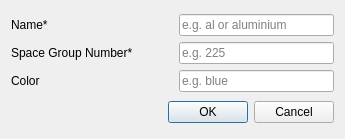
Old version of the form ui/new_phase.ui in the repository EBSP-Indexer/EBSP-Indexer.
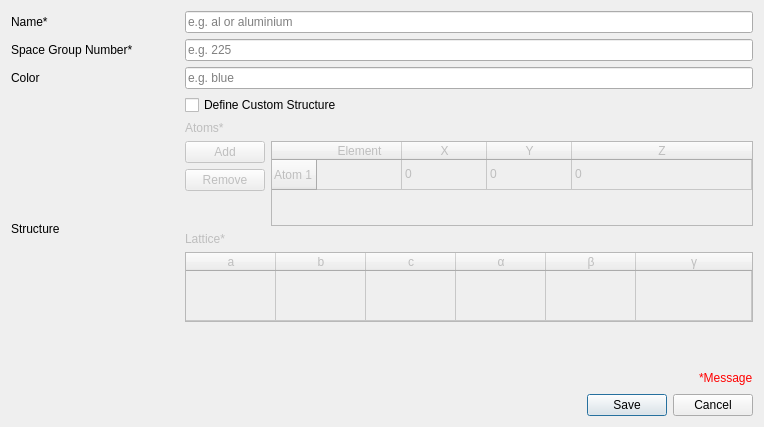
New version of the form.

Commit message: Better Refinement of orientations, create phases

```diff
--- a/ui/new_phase.ui
+++ b/ui/new_phase.ui
@@ -6,16 +6,45 @@
    <rect>
     <x>0</x>
     <y>0</y>
-    <width>345</width>
-    <height>139</height>
+    <width>764</width>
+    <height>427</height>
    </rect>
   </property>
+  <property name="sizePolicy">
+   <sizepolicy hsizetype="Preferred" vsizetype="Preferred">
+    <horstretch>0</horstretch>
+    <verstretch>0</verstretch>
+   </sizepolicy>
+  </property>
   <property name="windowTitle">
    <string>Add New Phase</string>
   </property>
   <layout class="QGridLayout" name="gridLayout_2">
+   <item row="2" column="0">
+    <widget class="QDialogButtonBox" name="buttonBox">
+     <property name="orientation">
+      <enum>Qt::Horizontal</enum>
+     </property>
+     <property name="standardButtons">
+      <set>QDialogButtonBox::Cancel|QDialogButtonBox::Save</set>
+     </property>
+    </widget>
+   </item>
    <item row="0" column="0">
     <layout class="QGridLayout" name="gridLayout" columnstretch="0,0,1">
+     <item row="0" column="1">
+      <spacer name="horizontalSpacer">
+       <property name="orientation">
+        <enum>Qt::Horizontal</enum>
+       </property>
+       <property name="sizeHint" stdset="0">
+        <size>
+         <width>40</width>
+         <height>20</height>
+        </size>
+       </property>
+      </spacer>
+     </item>
      <item row="0" column="0">
       <widget class="QLabel" name="labelName">
        <property name="text">
@@ -30,26 +59,6 @@
        </property>
       </widget>
      </item>
-     <item row="2" column="0">
-      <widget class="QLabel" name="labelColor">
-       <property name="text">
-        <string>Color</string>
-       </property>
-      </widget>
-     </item>
-     <item row="1" column="1">
-      <spacer name="horizontalSpacer">
-       <property name="orientation">
-        <enum>Qt::Horizontal</enum>
-       </property>
-       <property name="sizeHint" stdset="0">
-        <size>
-         <width>40</width>
-         <height>20</height>
-        </size>
-       </property>
-      </spacer>
-     </item>
      <item row="0" column="2">
       <widget class="QLineEdit" name="lineName">
        <property name="placeholderText">
@@ -64,6 +73,277 @@
        </property>
       </widget>
      </item>
+     <item row="2" column="1">
+      <widget class="QLabel" name="label_2">
+       <property name="text">
+        <string/>
+       </property>
+      </widget>
+     </item>
+     <item row="2" column="0">
+      <widget class="QLabel" name="labelColor">
+       <property name="text">
+        <string>Color</string>
+       </property>
+      </widget>
+     </item>
+     <item row="3" column="0">
+      <widget class="QLabel" name="label">
+       <property name="text">
+        <string>Structure</string>
+       </property>
+      </widget>
+     </item>
+     <item row="3" column="2">
+      <layout class="QVBoxLayout" name="verticalLayout_2" stretch="0,0,1,0,0,0">
+       <item>
+        <layout class="QHBoxLayout" name="horizontalLayout_2">
+         <item>
+          <layout class="QHBoxLayout" name="horizontalLayout_3">
+           <item>
+            <widget class="QCheckBox" name="checkBoxStructure">
+             <property name="text">
+              <string>Define Custom Structure</string>
+             </property>
+            </widget>
+           </item>
+           <item>
+            <spacer name="horizontalSpacer_2">
+             <property name="orientation">
+              <enum>Qt::Horizontal</enum>
+             </property>
+             <property name="sizeHint" stdset="0">
+              <size>
+               <width>40</width>
+               <height>20</height>
+              </size>
+             </property>
+            </spacer>
+           </item>
+          </layout>
+         </item>
+        </layout>
+       </item>
+       <item>
+        <widget class="QLabel" name="labelAtoms">
+         <property name="enabled">
+          <bool>false</bool>
+         </property>
+         <property name="toolTip">
+          <string>&lt;html&gt;&lt;head/&gt;&lt;body&gt;&lt;p&gt;Storage of structure information relevant for a single atom, Element is the symbol of the element (e.g. Ni for Nickel), X,Y,Z are fractional coordinates within the associated lattice (e.g. 0,0,0)&lt;/p&gt;&lt;/body&gt;&lt;/html&gt;</string>
+         </property>
+         <property name="text">
+          <string>Atoms*</string>
+         </property>
+        </widget>
+       </item>
+       <item>
+        <layout class="QHBoxLayout" name="horizontalLayout" stretch="0,1">
+         <item>
+          <layout class="QVBoxLayout" name="verticalLayout_3">
+           <item>
+            <widget class="QPushButton" name="pushButtonAddAtom">
+             <property name="enabled">
+              <bool>false</bool>
+             </property>
+             <property name="text">
+              <string>Add</string>
+             </property>
+            </widget>
+           </item>
+           <item>
+            <widget class="QPushButton" name="pushButtonRemoveAtom">
+             <property name="enabled">
+              <bool>false</bool>
+             </property>
+             <property name="text">
+              <string>Remove</string>
+             </property>
+            </widget>
+           </item>
+           <item>
+            <spacer name="verticalSpacerMenuAtom">
+             <property name="orientation">
+              <enum>Qt::Vertical</enum>
+             </property>
+             <property name="sizeHint" stdset="0">
+              <size>
+               <width>20</width>
+               <height>40</height>
+              </size>
+             </property>
+            </spacer>
+           </item>
+          </layout>
+         </item>
+         <item>
+          <widget class="QTableWidget" name="tableWidgetAtoms">
+           <property name="enabled">
+            <bool>false</bool>
+           </property>
+           <property name="selectionBehavior">
+            <enum>QAbstractItemView::SelectRows</enum>
+           </property>
+           <attribute name="horizontalHeaderDefaultSectionSize">
+            <number>85</number>
+           </attribute>
+           <attribute name="horizontalHeaderStretchLastSection">
+            <bool>true</bool>
+           </attribute>
+           <attribute name="verticalHeaderVisible">
+            <bool>true</bool>
+           </attribute>
+           <attribute name="verticalHeaderStretchLastSection">
+            <bool>false</bool>
+           </attribute>
+           <row>
+            <property name="text">
+             <string>Atom 1</string>
+            </property>
+           </row>
+           <column>
+            <property name="text">
+             <string>Element</string>
+            </property>
+           </column>
+           <column>
+            <property name="text">
+             <string>X</string>
+            </property>
+           </column>
+           <column>
+            <property name="text">
+             <string>Y</string>
+            </property>
+           </column>
+           <column>
+            <property name="text">
+             <string>Z</string>
+            </property>
+           </column>
+           <item row="0" column="0">
+            <property name="text">
+             <string/>
+            </property>
+           </item>
+           <item row="0" column="1">
+            <property name="text">
+             <string>0</string>
+            </property>
+           </item>
+           <item row="0" column="2">
+            <property name="text">
+             <string>0</string>
+            </property>
+           </item>
+           <item row="0" column="3">
+            <property name="text">
+             <string>0</string>
+            </property>
+           </item>
+          </widget>
+         </item>
+        </layout>
+       </item>
+       <item>
+        <widget class="QLabel" name="labelLattice">
+         <property name="enabled">
+          <bool>false</bool>
+         </property>
+         <property name="toolTip">
+          <string>&lt;html&gt;&lt;head/&gt;&lt;body&gt;&lt;p&gt;Create coordinate system with the cell lengths a, b, c and cell angles alpha, beta, gamma in degrees&lt;/p&gt;&lt;/body&gt;&lt;/html&gt;</string>
+         </property>
+         <property name="text">
+          <string>Lattice*</string>
+         </property>
+        </widget>
+       </item>
+       <item>
+        <widget class="QTableWidget" name="tableWidgetLattice">
+         <property name="enabled">
+          <bool>false</bool>
+         </property>
+         <property name="maximumSize">
+          <size>
+           <width>16777215</width>
+           <height>70</height>
+          </size>
+         </property>
+         <property name="toolTip">
+          <string>&lt;html&gt;&lt;head/&gt;&lt;body&gt;&lt;p&gt;Create coordinate system with the cell lengths a, b, c and cell angles alpha, beta, gamma in degrees&lt;/p&gt;&lt;/body&gt;&lt;/html&gt;</string>
+         </property>
+         <property name="selectionMode">
+          <enum>QAbstractItemView::NoSelection</enum>
+         </property>
+         <attribute name="horizontalHeaderDefaultSectionSize">
+          <number>90</number>
+         </attribute>
+         <attribute name="horizontalHeaderStretchLastSection">
+          <bool>true</bool>
+         </attribute>
+         <attribute name="verticalHeaderVisible">
+          <bool>false</bool>
+         </attribute>
+         <attribute name="verticalHeaderStretchLastSection">
+          <bool>true</bool>
+         </attribute>
+         <row>
+          <property name="text">
+           <string/>
+          </property>
+         </row>
+         <column>
+          <property name="text">
+           <string>a</string>
+          </property>
+         </column>
+         <column>
+          <property name="text">
+           <string>b</string>
+          </property>
+         </column>
+         <column>
+          <property name="text">
+           <string>c</string>
+          </property>
+         </column>
+         <column>
+          <property name="text">
+           <string>α</string>
+          </property>
+         </column>
+         <column>
+          <property name="text">
+           <string>β</string>
+          </property>
+         </column>
+         <column>
+          <property name="text">
+           <string>γ</string>
+          </property>
+         </column>
+         <item row="0" column="0">
+          <property name="text">
+           <string/>
+          </property>
+         </item>
+        </widget>
+       </item>
+       <item>
+        <spacer name="verticalSpacer">
+         <property name="orientation">
+          <enum>Qt::Vertical</enum>
+         </property>
+         <property name="sizeHint" stdset="0">
+          <size>
+           <width>20</width>
+           <height>40</height>
+          </size>
+         </property>
+        </spacer>
+       </item>
+      </layout>
+     </item>
      <item row="2" column="2">
       <widget class="QLineEdit" name="lineColor">
        <property name="placeholderText">
@@ -74,14 +354,31 @@
     </layout>
    </item>
    <item row="1" column="0">
-    <widget class="QDialogButtonBox" name="buttonBox">
-     <property name="orientation">
-      <enum>Qt::Horizontal</enum>
-     </property>
-     <property name="standardButtons">
-      <set>QDialogButtonBox::Cancel|QDialogButtonBox::Ok</set>
-     </property>
-    </widget>
+    <layout class="QHBoxLayout" name="horizontalLayout_11">
+     <item>
+      <spacer name="horizontalSpacer_14">
+       <property name="orientation">
+        <enum>Qt::Horizontal</enum>
+       </property>
+       <property name="sizeHint" stdset="0">
+        <size>
+         <width>40</width>
+         <height>20</height>
+        </size>
+       </property>
+      </spacer>
+     </item>
+     <item>
+      <widget class="QLabel" name="labelMessage">
+       <property name="styleSheet">
+        <string notr="true">color: rgb(255, 0, 0);</string>
+       </property>
+       <property name="text">
+        <string>*Message</string>
+       </property>
+      </widget>
+     </item>
+    </layout>
    </item>
   </layout>
  </widget>
```
Left out of the diff: 124 changed lines with no effect on the pictures. The commit also changes 10 other files.
